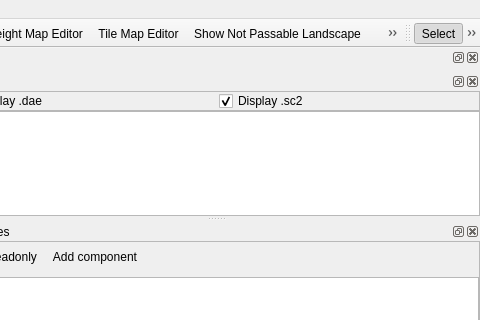
xaoctech/dava.engine, file Tools/ResourceEditor/DataQt/mainwindow.ui: the form before one commit; both pictures show x 585 to 1065 and y 0 to 320 of the 1065 by 660 pixel window.
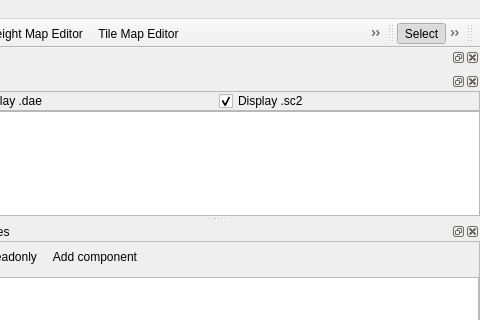
The form after the commit. Icons and pictures are not drawn. Custom widgets are drawn as their Qt base class.

Diff of the .ui file:
```diff
--- a/Tools/ResourceEditor/DataQt/mainwindow.ui
+++ b/Tools/ResourceEditor/DataQt/mainwindow.ui
@@ -747,6 +747,30 @@
     </layout>
    </widget>
   </widget>
+  <widget class="QToolBar" name="viewModeToolBar">
+   <property name="windowTitle">
+    <string>toolBar</string>
+   </property>
+   <property name="movable">
+    <bool>true</bool>
+   </property>
+   <property name="allowedAreas">
+    <set>Qt::TopToolBarArea</set>
+   </property>
+   <property name="iconSize">
+    <size>
+     <width>16</width>
+     <height>16</height>
+    </size>
+   </property>
+   <attribute name="toolBarArea">
+    <enum>TopToolBarArea</enum>
+   </attribute>
+   <attribute name="toolBarBreak">
+    <bool>false</bool>
+   </attribute>
+  </widget>
+  <widget class="QStatusBar" name="statusBar"/>
   <action name="actionNewScene">
    <property name="icon">
     <iconset resource="QtIcons.qrc">
```
Left out of the diff: 46 changed lines with no effect on the pictures.
